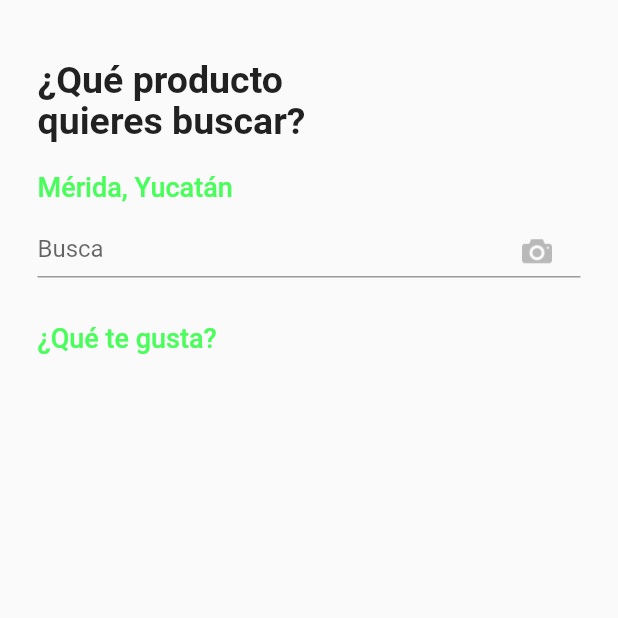
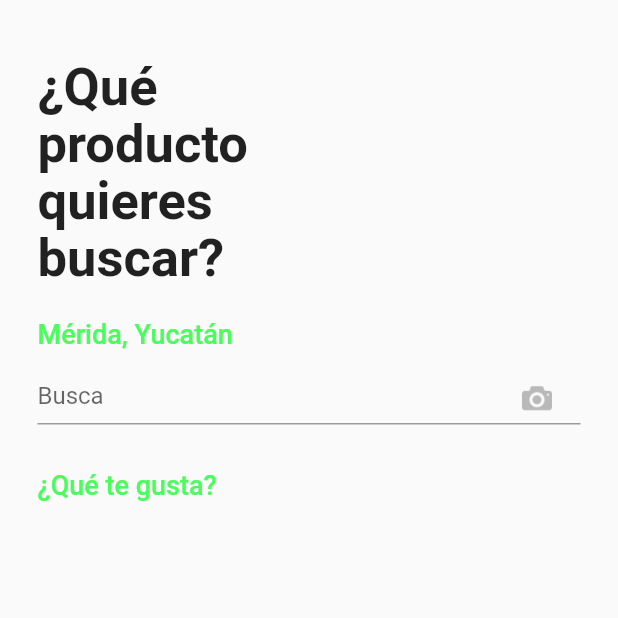
Before and after one commit to EyderACM/Frugalist, a Flutter app: the screen it shows after launch, on a phone screen of 412 x 824 dp, the top half of it. Run offline on Flutter 3.47's test engine with Material 2 defaults, Android fonts, the light colour scheme and no system bars.

Commit message:
up size of font

```diff
--- a/frugalist_development/lib/home_page.dart
+++ b/frugalist_development/lib/home_page.dart
@@ -34,7 +34,7 @@ class HomePageState extends State<HomePage> {
                               "¿Qué producto quieres buscar?",
                               textAlign: TextAlign.left,
                               style: TextStyle(
-                                fontSize: 25,
+                                fontSize: 35,
                                 height: 1.1,
                                 fontWeight: FontWeight.bold
                               ),
@@ -124,7 +124,7 @@ class HomePageState extends State<HomePage> {
                           ),
                         ],
                       ),
-                    )
+                    ),
                   ],
             ),
         ),
--- a/frugalist_development/lib/searched_item.dart
+++ b/frugalist_development/lib/searched_item.dart
@@ -86,7 +86,6 @@ class _ItemListState extends State<ItemList> {
                         );
                       },
                     ),
-
                   ],
               ),
         ),
```
